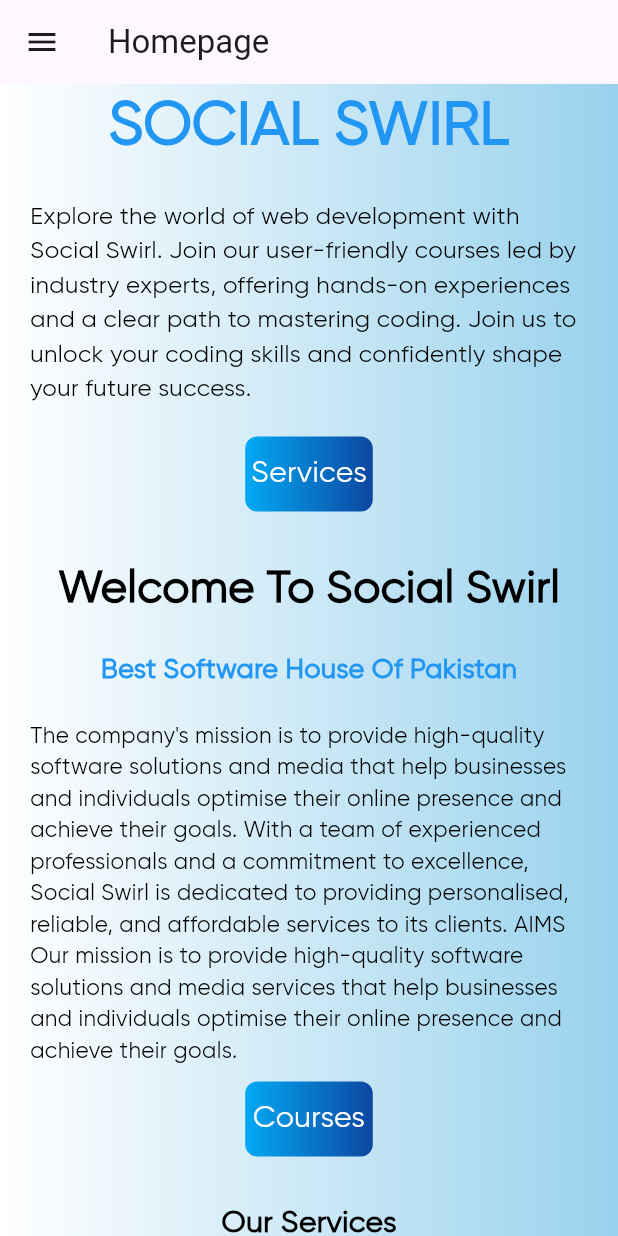
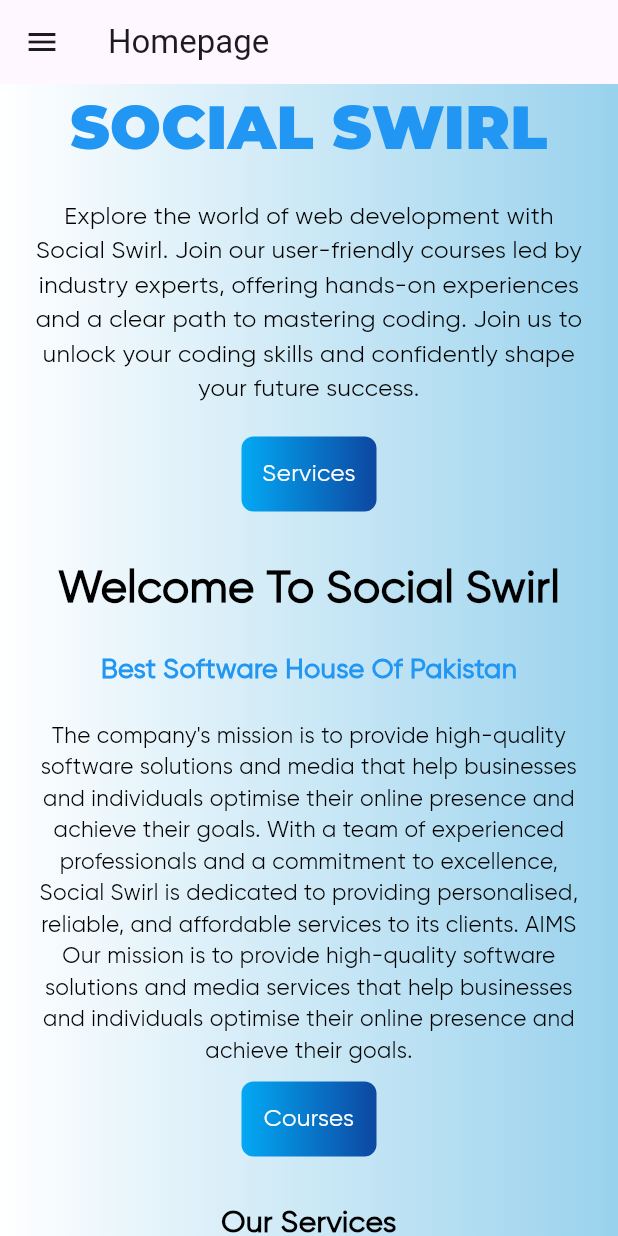
Before and after one commit to Rehman79/social_swirl_app, a Flutter app: the screen it shows after launch, on a phone screen of 412 x 824 dp. Run offline on Flutter 3.47's test engine with Material 3 defaults, Android fonts, the light colour scheme and no system bars; project files that could hold a hidden picture were left out.

Commit message:
homepage UI

```diff
--- a/lib/utils/custom_button.dart
+++ b/lib/utils/custom_button.dart
@@ -12,19 +12,19 @@
       onTap: onTap,
       child: Container(
         height: 50,
-        width: 85,
+        width: 90,
         decoration: BoxDecoration(
           gradient: LinearGradient(
             colors: [
-              Colors.lightBlue, // Sky blue color
-              Colors.blue[900]!, // Dark blue color
+              Colors.lightBlue,
+              Colors.blue[900]!,
             ],
             begin: Alignment.centerLeft,
             end: Alignment.centerRight,
           ),
       borderRadius: BorderRadius.circular(8),
         ),
-        child: Center(child: CustomText(content: content,is_white: true,)),
+        child: Center(child: CustomText(content: content,is_white: true,fontsize: 16,)),
       ),
     );
   }
--- a/lib/utils/custom_text.dart
+++ b/lib/utils/custom_text.dart
@@ -8,6 +8,7 @@
   bool is_white;
   bool is_gilroy;
   bool is_bold;
+  TextAlign textAlign;
   CustomText(
       {super.key,
       required this.content,
@@ -15,17 +16,19 @@
       this.color = Colors.black,
       this.is_white=false,
       this.is_gilroy=true,
-      this.is_bold=false});
+      this.is_bold=false,
+      this.textAlign=TextAlign.center});
 
   @override
   Widget build(BuildContext context) {
     return Text(
       content,
+      textAlign: textAlign,
       style: TextStyle(
         fontWeight: is_bold?FontWeight.w700:FontWeight.normal,
         fontSize: fontsize,
         color: is_white?Colors.white:color,
-        fontFamily: is_gilroy?'Gilroy':'Montserrat'
+        fontFamily: is_gilroy?'Gilroy':'Montserrat',
       ),
     );
   }
--- a/lib/views/homepage.dart
+++ b/lib/views/homepage.dart
@@ -3,6 +3,7 @@
 import 'package:social_swirl_app/utils/cont_stack_services.dart';
 import 'package:social_swirl_app/utils/custom_button.dart';
 import 'package:social_swirl_app/utils/custom_text.dart';
+import 'package:social_swirl_app/utils/learn_card.dart';
 
 class Homepage extends StatelessWidget {
   const Homepage({super.key});
@@ -88,6 +89,7 @@
                   is_bold: true,
                   fontsize: 40,
                   color: Colors.blue,
+                  is_gilroy: false,
                 ),
                 const SizedBox(height: 20),
                 Padding(
@@ -141,6 +143,18 @@
                   padding: const EdgeInsets.symmetric(horizontal: 20.0),
                   child: CustomText(content: 'Take Classes From industry experts in purpose built campuses. Ideoversity is a leading Training Institute in Pakistan.',fontsize: 15,is_gilroy: false,),
                 ),
+                SizedBox(height: 20,),
+                CustomButton(content: 'Enroll Now', onTap:(){}),
+                SizedBox(height: 20,),
+                LearnCard(icon: '', heading: 'Certification', descr: "State of Art Learning Experience with \n certificate from renown organization"),
+                SizedBox(height: 15,),
+                LearnCard(icon: '', heading: 'Classes', descr: "World class Instructors guiding everyone \n with practical implementation"),
+                SizedBox(height: 15,),
+                LearnCard(icon: '', heading: 'Private Groups', descr: "Lifetime access to groups that helps \n you find the right career & opportunity"),
+                SizedBox(height: 15,),
+                LearnCard(icon: 'lib/assets/briefcase.png', heading: 'Internship', descr: "This is designed to enhance interns skills \n that they need to succeed in their careers"),
+                SizedBox(height: 20,),
+
               ],
             ),
           ),
```
Also changed, not shown: lib/utils/cont_stack_expert.dart (added, +10 -0 lines), lib/utils/learn_card.dart (added, +42 -0 lines).
